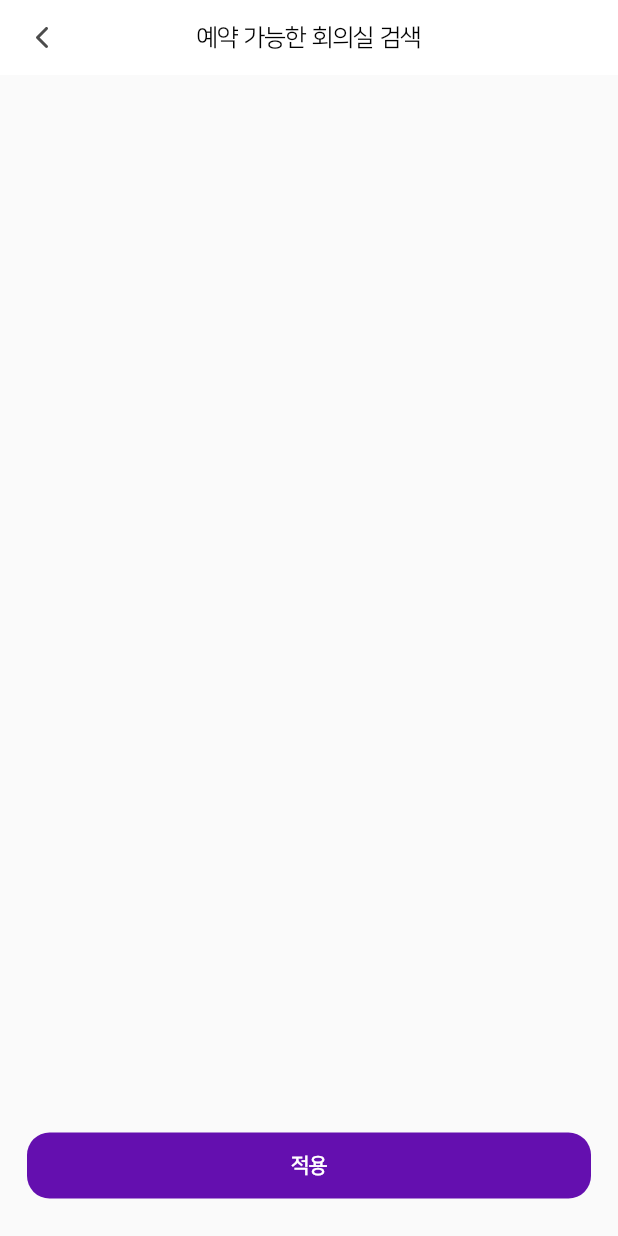
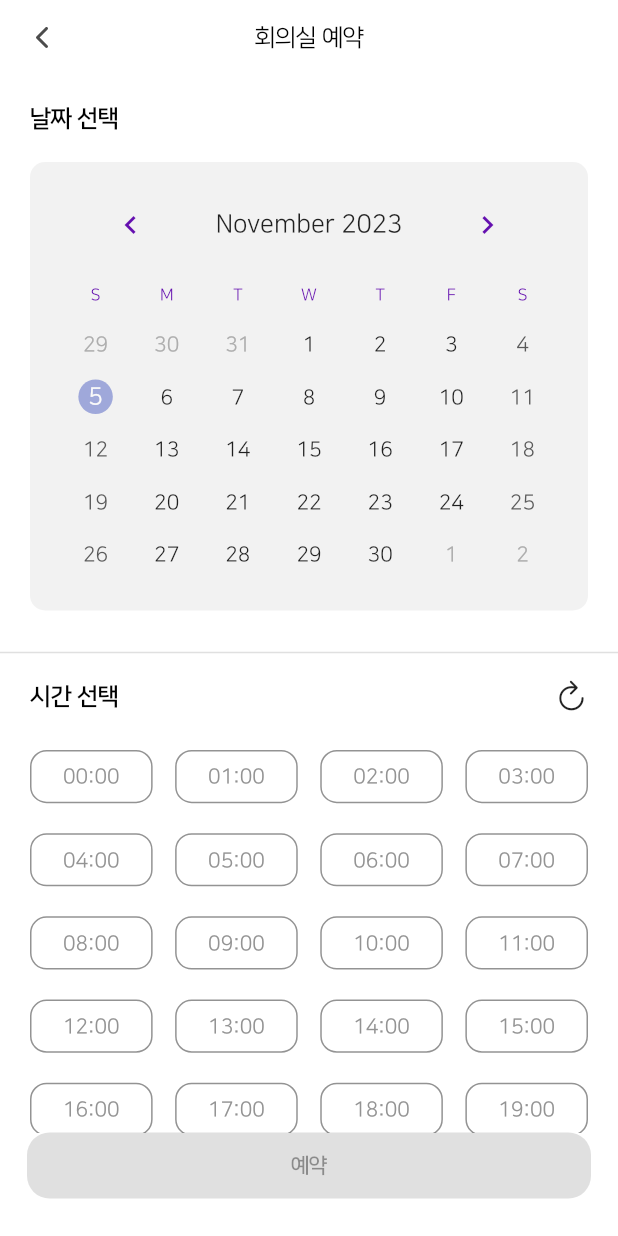
Before and after one commit to PLADI-ALM/PLADI-ALM-Mobile, a Flutter app: the BookingOfficeScreen screen opened directly, on a phone screen of 412 x 824 dp. Run offline on Flutter 3.47's test engine with Material 2 defaults, Android fonts, the phone set to English and light mode, and no system bars; drawn by our look-alikes of table_calendar; our stand-ins replace dio, firebase_core, firebase_messaging, flutter_local_notifications, flutter_secure_storage, flutter_svg and 1 more; accounts and stored records are empty.

Commit message:
feat: 회의실 예약 화면 UI 구현

```diff
--- a/lib/View/booking/component/custom_search_bar.dart
+++ b/lib/View/booking/component/custom_search_bar.dart
@@ -5,6 +5,7 @@ import 'package:frontend/View/booking/screen/office_filter_screen.dart';
 import 'package:frontend/Presenter/booking/booking_service.dart';
 import 'package:frontend/View/colors.dart';
 
+import '../screen/booking_office_screen.dart';
 import '../screen/booking_screen.dart';
 
 class CustomSearchBar extends StatefulWidget {
@@ -84,11 +85,12 @@ class _CustomSearchBarState extends State<CustomSearchBar> {
 
   /// Event Methods
   void didTapFilterButton() {
-    Navigator.of(context).push(MaterialPageRoute(
-        builder: (_) => (widget.isOfficeBooking)
-            ? const OfficeFilterScreen() : const OfficeFilterScreen())
-        // TODO: widget.isOfficeBooking == false 인 경우 그 외 필터 화면으로 이동시키기
-    );
+    Navigator.of(context).push(MaterialPageRoute(builder: (_) => BookingOfficeScreen()));
+    // Navigator.of(context).push(MaterialPageRoute(
+    //     builder: (_) => (widget.isOfficeBooking)
+    //         ? const OfficeFilterScreen() : const OfficeFilterScreen())
+    //     // TODO: widget.isOfficeBooking == false 인 경우 그 외 필터 화면으로 이동시키기
+    // );
   }
 
   void didChangedSearchBar() {
--- a/lib/View/booking/screen/booking_office_screen.dart
+++ b/lib/View/booking/screen/booking_office_screen.dart
@@ -1,5 +1,9 @@
+import 'package:flutter/cupertino.dart';
 import 'package:flutter/material.dart';
+import 'package:fluttertoast/fluttertoast.dart';
+import 'package:frontend/View/colors.dart';
 import 'package:frontend/View/common/component/sub_app_bar.dart';
+import 'package:table_calendar/table_calendar.dart';
 
 import '../../common/component/purple_bottom_button.dart';
 
@@ -11,17 +15,176 @@ class BookingOfficeScreen extends StatefulWidget {
 }
 
 class _BookingOfficeScreenState extends State<BookingOfficeScreen> {
+
+  static const weekdays = ['M', 'T', 'W', 'T', 'F', 'S', 'S'];
+
+  TextStyle weekdayStyle = const TextStyle(fontSize: 11, color: purple);
+
+  DateTime? selectedDay;
+  DateTime focusedDay = DateTime.now();
+
+  int startTime = -1;
+  int endTime = -1;
+
   @override
   Widget build(BuildContext context) {
     return Scaffold(
-      appBar: const SubAppBar(titleText: '예약 가능한 회의실 검색',),
+      backgroundColor: Colors.white,
+      appBar: const SubAppBar(titleText: '회의실 예약',),
       body: renderBody(),
-      bottomNavigationBar: PurpleBottomButton(title: '적용', onPressed: didTapBookingButton,),
+      bottomNavigationBar: PurpleBottomButton(
+        title: '예약',
+        onPressed: ((selectedDay != null) && ((endTime - startTime) > 0)) ? didTapBookingButton : null,
+      ),
     );
   }
 
   Widget renderBody() {
-    return Container();
+    print('(endTime - startTime) - ${(endTime - startTime)}');
+    return Container(
+      child: ListView(
+        children: [
+          const Padding(
+            padding: EdgeInsets.only(left: 20, top: 20),
+            child: Text('날짜 선택', style: TextStyle(fontSize: 16, fontWeight: FontWeight.bold, color: Colors.black),),
+          ),
+
+          renderCalendar(),
+          const Divider(thickness: 1.0,),
+
+          Container(
+            margin: const EdgeInsets.symmetric(horizontal: 20, vertical: 10),
+            child: Row(
+              crossAxisAlignment: CrossAxisAlignment.center,
+              children: [
+                const Text('시간 선택', style: TextStyle(fontSize: 16, fontWeight: FontWeight.bold, color: Colors.black),),
+                Flexible(child: Container()),
+                SizedBox(
+                  width: 22, height: 22,
+                  child: IconButton(
+                    padding: EdgeInsets.zero,
+                    onPressed: didTapResetTimeGridButton,
+                    icon: const Icon(CupertinoIcons.refresh, size: 22,),
+                  )
+                )
+              ],
+            )
+          ),
+          const SizedBox(height: 15,),
+
+          renderTimeGrid(),
+        ],
+      ),
+    );
+  }
+
+  Widget renderCalendar() {
+    return Container(
+      margin: const EdgeInsets.symmetric(vertical: 20, horizontal: 20),
+      padding: const EdgeInsets.only(top: 10, left: 20, right: 20, bottom: 20),
+      decoration: const BoxDecoration(
+          color: Color(0xFFF2F2F2),
+          borderRadius: BorderRadius.all(Radius.circular(10))
+      ),
+      child: TableCalendar(
+        rowHeight: 35,
+        focusedDay: focusedDay,
+        firstDay: DateTime(2023,1,1),
+        lastDay: DateTime(2023,12,31),
+        // locale: 'ko-KR',
+        daysOfWeekHeight: 30,
+        headerStyle: const HeaderStyle(
+          formatButtonVisible: false,
+          titleCentered: true,
+          leftChevronVisible: true,
+          rightChevronVisible: true,
+          leftChevronMargin: EdgeInsets.only(left: 23),
+          rightChevronMargin: EdgeInsets.only(right: 23),
+          leftChevronIcon: Icon(Icons.chevron_left, color: purple,),
+          rightChevronIcon: Icon(Icons.chevron_right, color: purple,),
+        ),
+        calendarStyle: CalendarStyle(
+          isTodayHighlighted: true,
+          selectedDecoration: BoxDecoration(
+            color: purple.withOpacity(0.6),
+          ),
+        ),
+        calendarBuilders: CalendarBuilders(
+          dowBuilder: (context, day) {
+            return Center(child: Text(weekdays[day.weekday-1], style: weekdayStyle,),);
+          },
+        ),
+        onDaySelected: (DateTime selectedDay, DateTime focusedDay) {
+          setState(() {
+            this.selectedDay = selectedDay;
+            this.focusedDay = selectedDay;
+          });
+        },
+        selectedDayPredicate: (DateTime day) {
+          return isSameDay(selectedDay, day);
+        },
+      ),
+    );
+  }
+
+  Widget renderTimeGrid() {
+    return Container(
+      width: MediaQuery.of(context).size.width,
+      height: 380,
+      margin: const EdgeInsets.symmetric(horizontal: 20),
+      child: GridView.builder(
+          physics: const NeverScrollableScrollPhysics(),
+          gridDelegate: SliverGridDelegateWithFixedCrossAxisCount(
+            crossAxisCount: 4, //1 개의 행에 보여줄 item 개수
+            childAspectRatio: ((MediaQuery.of(context).size.width - 80) / 4) / 36, //item 의 가로 / 세로 비율
+            mainAxisSpacing: 20,
+            crossAxisSpacing: 15,
+          ),
+          itemCount: 24,
+          itemBuilder: (BuildContext context, int index) {
+            return GestureDetector(
+              onTap: () { didTapTimeItem(index); },
+              child: Container(
+                width: (MediaQuery.of(context).size.width - 80) / 4,
+                height: 36,
+                decoration: BoxDecoration(
+                  borderRadius: const BorderRadius.all(Radius.circular(11)),
+                  border: Border.all(color: const Color(0xFF939393)),
+                  color: isContainInSelectedTime(index) ? purple : Colors.white
+                ),
+                child: Center(
+                    child: Text('${index < 10 ? '0$index' : '$index'}:00',
+                      style: TextStyle(fontSize: 14, color: isContainInSelectedTime(index) ? Colors.white : const Color(0xFF939393)),)
+                ),
+              ),
+            );
+          }
+      ),
+    );
+  }
+
+  bool isContainInSelectedTime(int index) {
+    return ((startTime <= index) && (endTime >= index));
+  }
+
+  /// Event Methods
+  void didTapResetTimeGridButton() {
+    setState(() {
+      startTime = -1;
+      endTime = -1;
+    });
+  }
+
+  void didTapTimeItem(int index) {
+    setState(() {
+      if (startTime == -1 && endTime == -1) { // 시간 선택이 안 되어 있는 초기 상태인 경우
+        startTime = index;
+        endTime = index;
+      } else {
+        if (startTime <= index) { endTime = index; }
+        else { startTime = index; }
+      }
+    });
   }
 
   void didTapBookingButton() {
--- a/lib/View/common/component/purple_bottom_button.dart
+++ b/lib/View/common/component/purple_bottom_button.dart
@@ -4,11 +4,11 @@ import 'package:frontend/View/colors.dart';
 class PurpleBottomButton extends StatefulWidget {
 
   final String title;
-  final VoidCallback onPressed;
+  final VoidCallback? onPressed;
 
   const PurpleBottomButton({
     required this.title,
-    required this.onPressed,
+    this.onPressed,
     Key? key
   }) : super(key: key);
 
```
Also changed, not shown: 1 other file.
